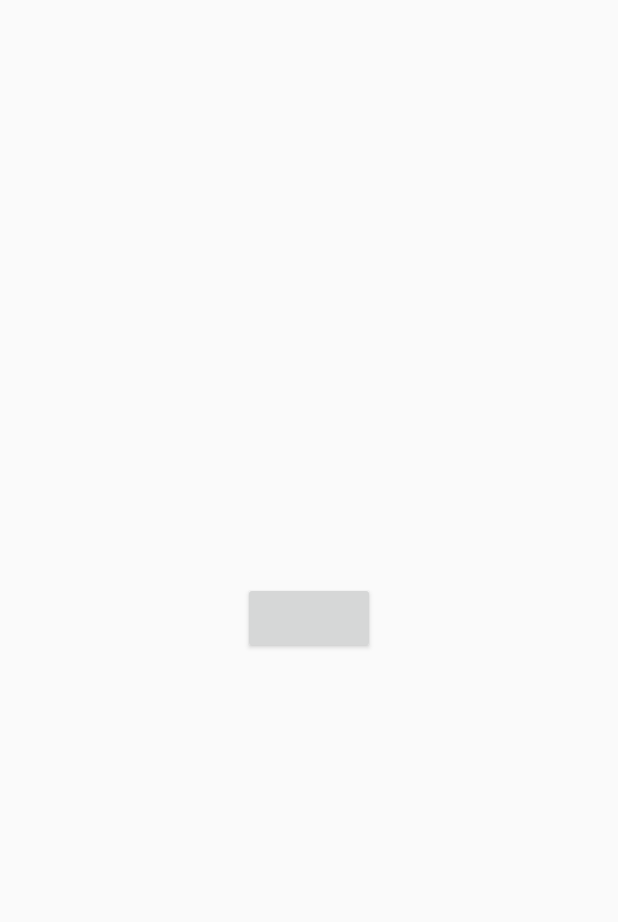
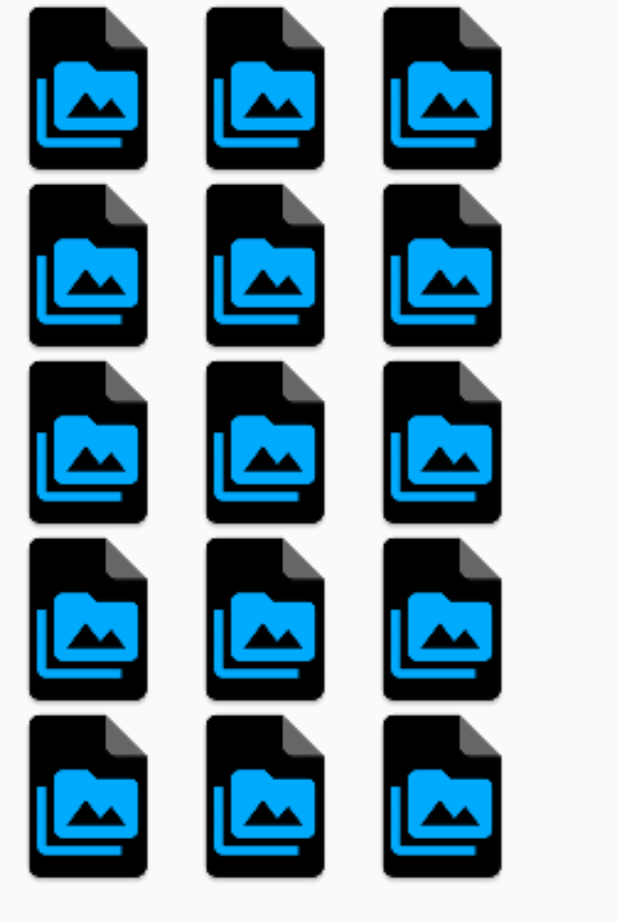
Before and after one commit to rehfeldchris/cmpe277, an Android app: the screen it shows after launch (MainActivity before the commit, LayoutTest after it), on a phone screen of 412 x 824 dp. Shown: the top 922 px of the screen. Run offline under Robolectric (Android 15) with nearby library versions, the phone set to English and light mode, and no system bars; libraries missing offline, so code that uses them is left out: com.facebook, com.facebook.login; plain views replace LoginButton; 4 statements that could not run were skipped.

Commit message:
Add: 	- layout_drawerlayout_sidemenu.xml: DrawerLayout for sidebar menu 	- Album Item changes 	- layout_fragment_friendlist_item.xml: Layout for Friend list item 	- layout_gridlayout_view_picture.xml: Layout for display picture

```diff
--- a/android/app/src/main/AndroidManifest.xml
+++ b/android/app/src/main/AndroidManifest.xml
@@ -29,7 +29,7 @@
             android:name="com.facebook.FacebookContentProvider"
             android:exported="true" />
         <activity
-            android:name=".Profile"
+            android:name=".LayoutTest"
             android:label="User Profile"
             >
         </activity>
--- a/android/app/src/main/java/edu/cmpe277/teamgoat/photoapp/Profile.java
+++ b/android/app/src/main/java/edu/cmpe277/teamgoat/photoapp/LayoutTest.java
@@ -6,11 +6,13 @@ import android.os.Bundle;
 /**
  * Created by squall on 4/16/15.
  */
-public class Profile extends Activity
+public class LayoutTest extends Activity
 {
     @Override
     protected void onCreate(Bundle savedInstanceState) {
         super.onCreate(savedInstanceState);
-        setContentView(R.layout.layout_container_album_item);
+//        setContentView(R.layout.layout_fragment_container_album_item);
+        setContentView(R.layout.layout_gridlayout_view_picture);
     }
+
 }
--- a/android/app/src/main/java/edu/cmpe277/teamgoat/photoapp/MainActivity.java
+++ b/android/app/src/main/java/edu/cmpe277/teamgoat/photoapp/MainActivity.java
@@ -3,7 +3,6 @@ package edu.cmpe277.teamgoat.photoapp;
 import android.app.Activity;
 import android.content.Intent;
 import android.os.Bundle;
-import android.support.v7.app.ActionBarActivity;
 import android.view.Menu;
 import android.view.MenuItem;
 
@@ -14,8 +13,6 @@ import com.facebook.FacebookException;
 import com.facebook.FacebookSdk;
 
 
-import com.facebook.appevents.AppEventsLogger;
-import com.facebook.login.LoginManager;
 import com.facebook.login.LoginResult;
 import com.facebook.login.widget.LoginButton;
 
@@ -30,6 +27,15 @@ public class MainActivity extends Activity {
         FacebookSdk.sdkInitialize(getApplicationContext());
         setContentView(R.layout.activity_login);
 
+        /*
+        * Test Layout: for testing for the layout only, comment out this part when
+        * testing other app's functions.
+        * */
+
+            Intent i = new Intent(this, LayoutTest.class);
+            startActivity(i);
+
+        /* ****** end of testing layout ****** */
         callbackManager = CallbackManager.Factory.create();
         LoginButton loginButton = (LoginButton) findViewById(R.id.login_button);
         loginButton.registerCallback(callbackManager, new FacebookCallback<LoginResult>() {
--- a/android/app/src/main/res/layout/layout_container_album_item.xml
+++ b/android/app/src/main/res/layout/layout_fragment_container_album_item.xml
@@ -2,7 +2,7 @@
 <RelativeLayout xmlns:android="http://schemas.android.com/apk/res/android"
     android:orientation="vertical" android:layout_width="match_parent"
     android:layout_height="match_parent"
-    android:id="@+id/layout_container_album_item"
+    android:id="@+id/layout_fragment_container_album_item"
     >
 
     <ImageView
@@ -21,7 +21,6 @@
         android:text="@string/txt_album_title"
         android:textSize="36sp"
         android:layout_alignParentTop="true"
-        android:layout_alignParentStart="true"
         android:layout_marginStart="55dp" />
 
     <TextView
--- /dev/null
+++ b/android/app/src/main/res/layout/layout_gridlayout_view_picture.xml
@@ -0,0 +1,131 @@
+<?xml version="1.0" encoding="utf-8"?>
+<ScrollView xmlns:android="http://schemas.android.com/apk/res/android"
+    android:layout_width="fill_parent"
+    android:layout_height="fill_parent">
+
+    <LinearLayout
+        android:layout_width="fill_parent"
+        android:layout_height="fill_parent"
+        android:orientation="vertical" >
+
+        <GridLayout
+            android:layout_width="match_parent"
+            android:layout_height="900dp"
+            android:columnCount="3"
+            >
+
+            <ImageView
+                android:id="@+id/imageView1"
+                android:layout_width="118dp"
+                android:layout_height="118dp"
+                android:src="@drawable/ic_launcher"
+                />
+
+            <ImageView
+                android:id="@+id/imageView2"
+                android:layout_width="118dp"
+                android:layout_height="118dp"
+                android:src="@drawable/ic_launcher"
+                />
+
+            <ImageView
+                android:id="@+id/imageView3"
+                android:layout_width="118dp"
+                android:layout_height="118dp"
+                android:src="@drawable/ic_launcher"
+                />
+
+            <ImageView
+                android:id="@+id/imageView4"
+                android:layout_width="118dp"
+                android:layout_height="118dp"
+                android:src="@drawable/ic_launcher"
+                />
+
+            <ImageView
+                android:id="@+id/imageView5"
+                android:layout_width="118dp"
+                android:layout_height="118dp"
+                android:src="@drawable/ic_launcher"
+                />
+
+            <ImageView
+                android:id="@+id/imageView6"
+                android:layout_width="118dp"
+                android:layout_height="118dp"
+                android:src="@drawable/ic_launcher"
+                />
+            <ImageView
+                android:id="@+id/imageView7"
+                android:layout_width="118dp"
+                android:layout_height="118dp"
+                android:src="@drawable/ic_launcher"
+                />
+
+            <ImageView
+                android:id="@+id/imageView8"
+                android:layout_width="118dp"
+                android:layout_height="118dp"
+                android:src="@drawable/ic_launcher"
+                />
+
+            <ImageView
+                android:id="@+id/imageView9"
+                android:layout_width="118dp"
+                android:layout_height="118dp"
+                android:src="@drawable/ic_launcher"
+                />
+            <ImageView
+                android:id="@+id/imageView10"
+                android:layout_width="118dp"
+                android:layout_height="118dp"
+                android:src="@drawable/ic_launcher"
+                />
+
+            <ImageView
+                android:id="@+id/imageView11"
+                android:layout_width="118dp"
+                android:layout_height="118dp"
+                android:src="@drawable/ic_launcher"
+                />
+
+            <ImageView
+                android:id="@+id/imageView12"
+                android:layout_width="118dp"
+                android:layout_height="118dp"
+                android:src="@drawable/ic_launcher"
+                />
+            <ImageView
+                android:id="@+id/imageView13"
+                android:layout_width="118dp"
+                android:layout_height="118dp"
+                android:src="@drawable/ic_launcher"
+                />
+
+            <ImageView
+                android:id="@+id/imageView14"
+                android:layout_width="118dp"
+                android:layout_height="118dp"
+                android:src="@drawable/ic_launcher"
+                />
+
+            <ImageView
+                android:id="@+id/imageView15"
+                android:layout_width="118dp"
+                android:layout_height="118dp"
+                android:src="@drawable/ic_launcher"
+                />
+
+        </GridLayout>
+
+    </LinearLayout>
+
+
+</ScrollView>
+
+<!-- Get the screen dimension and adjust the content size programmatically -->
+
+<!--<Space-->
+<!--android:id="@+id/space3"-->
+<!--android:layout_width="1dp"-->
+<!--android:layout_height="16dp"/>-->
```
Also changed, not shown: android/app/src/main/res/layout/layout_drawerlayout_sidemenu.xml (added, +26 -0 lines), android/app/src/main/res/layout/layout_fragment_friendlist_item.xml (added, +27 -0 lines), 1 other file.
